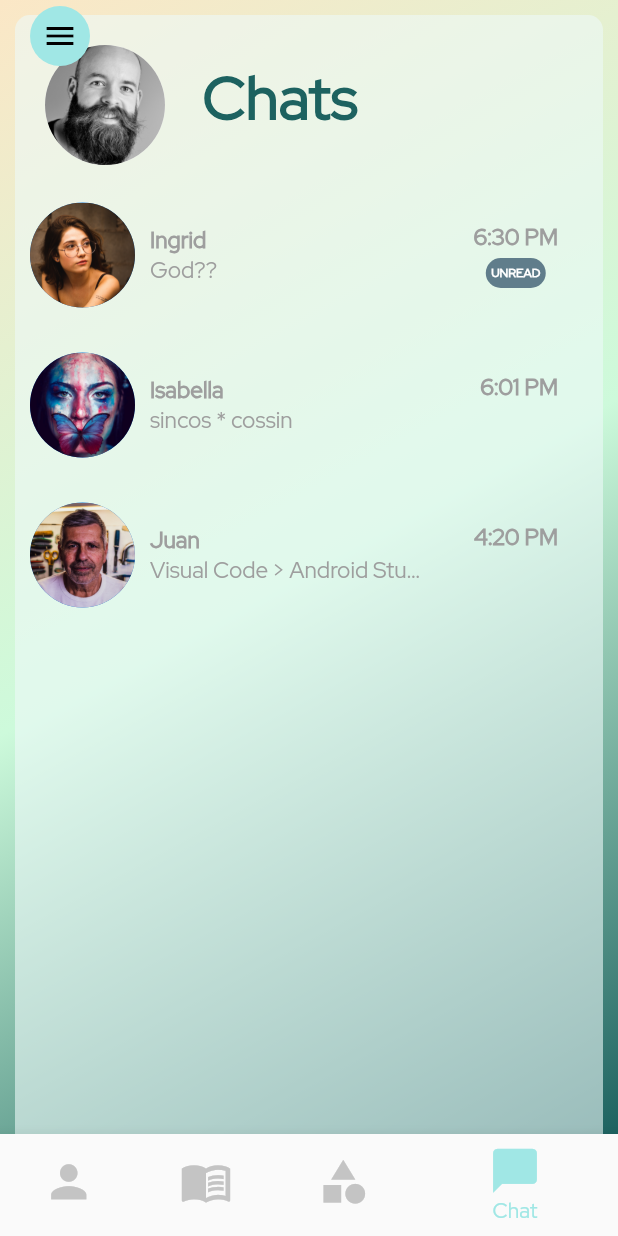
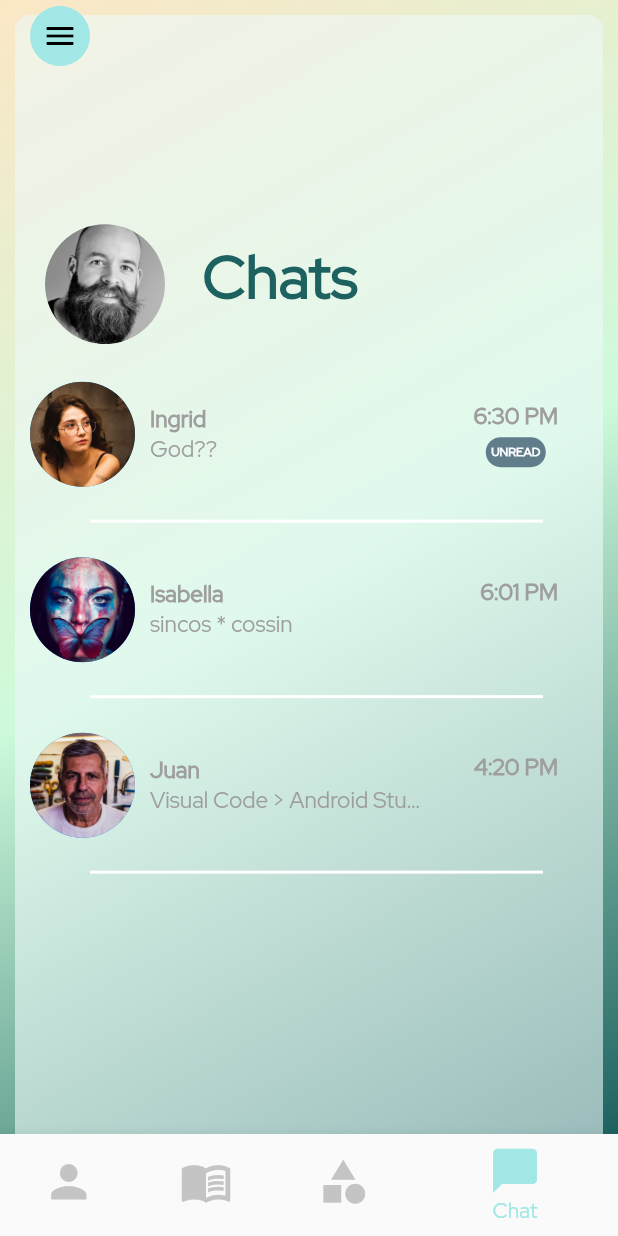
Before and after one commit to Jared-Javillo/HackFest2020, a Flutter app: the MainScreen screen opened directly, item 4 of the bottom bar chosen, on a phone screen of 412 x 824 dp. Run offline on Flutter 3.47's test engine with Material 2 defaults, Android fonts, the phone set to English and light mode, and no system bars; our stand-ins replace firebase_auth, firebase_core, flutter_screenutil, flutter_tindercard; accounts and stored records are empty.

Commit message:
added dividers in chatlist

```diff
--- a/lib/Widgets/ChatListWidget.dart
+++ b/lib/Widgets/ChatListWidget.dart
@@ -1,4 +1,6 @@
 import 'package:flutter/material.dart';
+import 'package:flutter_screenutil/flutter_screenutil.dart';
+
 import '../ModelsAndLists/MessageModel.dart';
 
 class ChatListWidget extends StatelessWidget {
@@ -6,6 +8,7 @@ class ChatListWidget extends StatelessWidget {
   Widget build(BuildContext context) {
     return Column(
       children: [
+        SizedBox(height: ScreenUtil().setHeight(100)),
         Row(
           children: [
             Container(
@@ -39,9 +42,12 @@ class ChatListWidget extends StatelessWidget {
           itemCount: chats.length,
           itemBuilder: (BuildContext context, int index) {
             final Message chat = chats[index];
-            return Container(
+            return Column(
+              children: <Widget>[
+                Container(
                   margin: EdgeInsets.only(bottom: 5.0, top: 5.0, right: 20.0),
-              padding: EdgeInsets.symmetric(horizontal: 10.0, vertical: 10.0),
+                  padding:
+                      EdgeInsets.symmetric(horizontal: 10.0, vertical: 10.0),
                   child: Row(
                     mainAxisAlignment: MainAxisAlignment.spaceBetween,
                     children: <Widget>[
@@ -111,6 +117,16 @@ class ChatListWidget extends StatelessWidget {
                       ),
                     ],
                   ),
+                ),
+                Container(
+                  margin: EdgeInsets.only(
+                      bottom: 1, top: 0, left: 50.0, right: 40.0),
+                  child: Divider(
+                    color: Colors.white,
+                    thickness: 2,
+                  ),
+                )
+              ],
             );
           },
         ))
```
Lines whose indentation alone changed are shown as unchanged.
